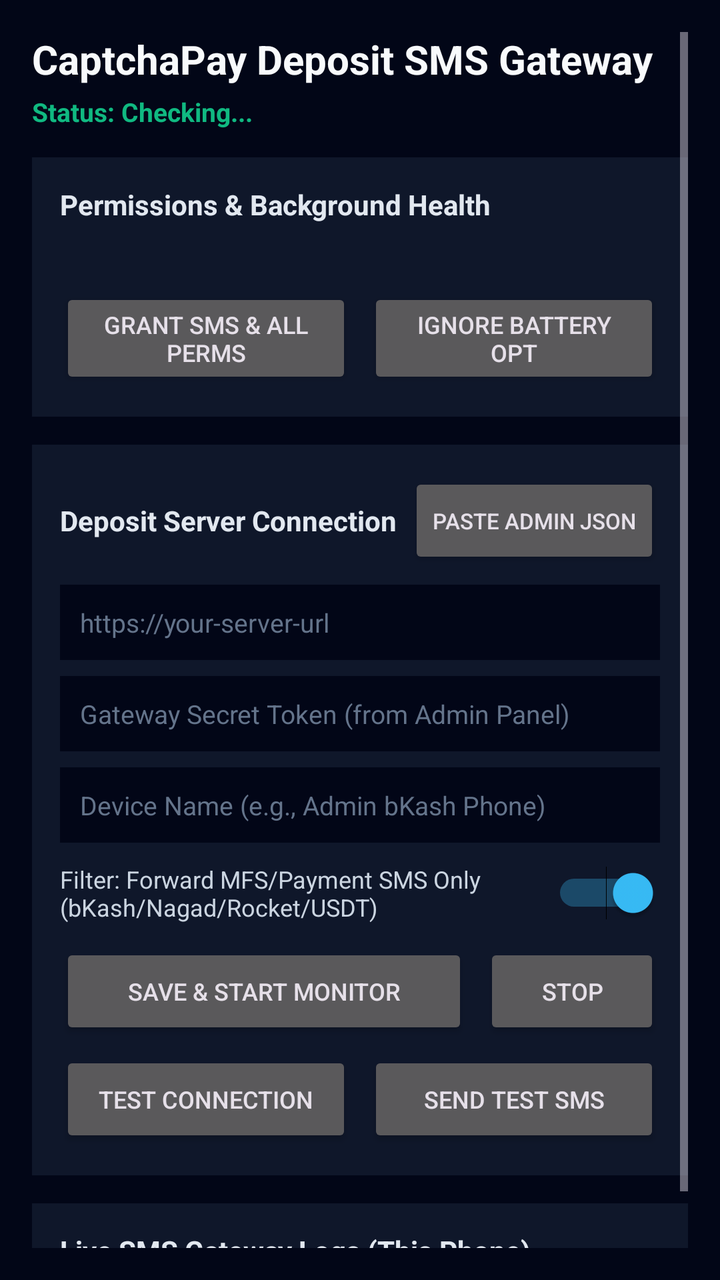
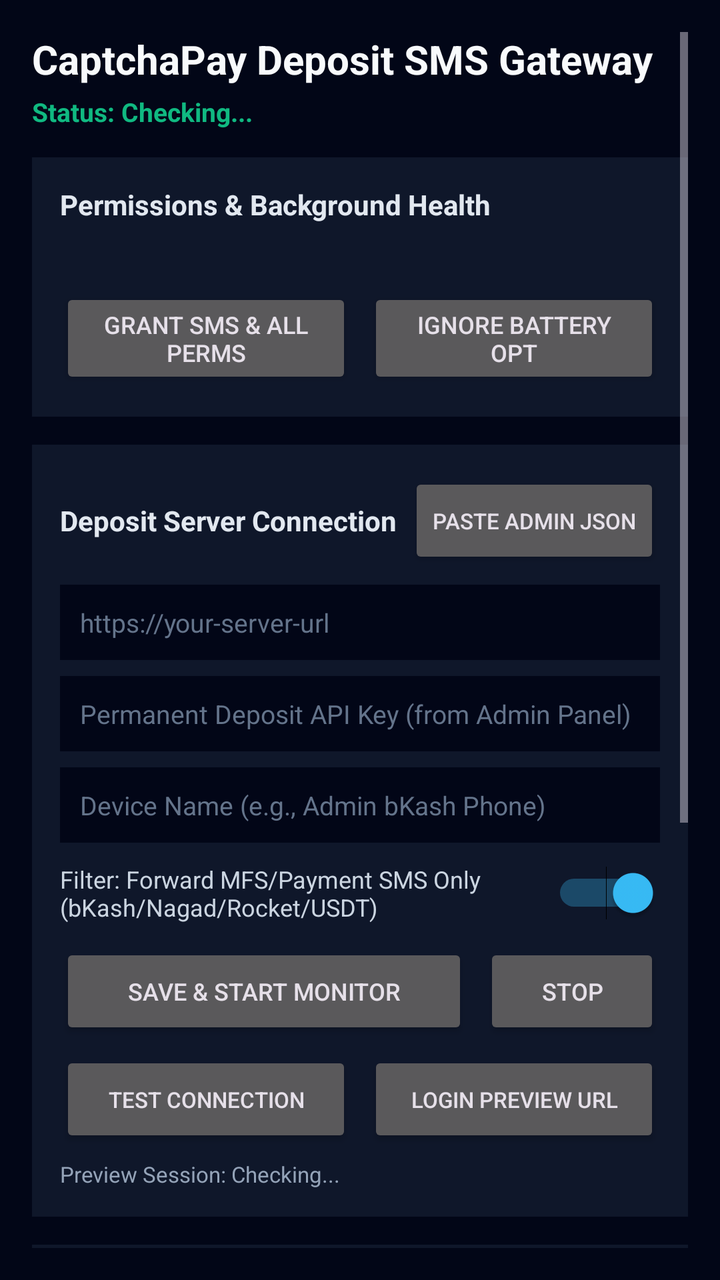

Screens rendered from an Android XML layout before and after an edit, with the pre-edit source and the edit as a unified diff.
<!-- AndroidManifest.xml: application theme Theme.CaptchaPaySmsGateway -->
<!-- res/layout/activity_main.xml -->
<?xml version="1.0" encoding="utf-8"?>
<ScrollView xmlns:android="http://schemas.android.com/apk/res/android"
    android:layout_width="match_parent"
    android:layout_height="match_parent"
    android:background="#020617"
    android:padding="16dp">

    <LinearLayout
        android:layout_width="match_parent"
        android:layout_height="wrap_content"
        android:orientation="vertical">

        <TextView
            android:layout_width="match_parent"
            android:layout_height="wrap_content"
            android:text="CaptchaPay Deposit SMS Gateway"
            android:textColor="#F8FAFC"
            android:textSize="20sp"
            android:textStyle="bold" />

        <TextView
            android:id="@+id/tvServiceStatus"
            android:layout_width="match_parent"
            android:layout_height="wrap_content"
            android:layout_marginTop="4dp"
            android:text="Status: Checking..."
            android:textColor="#10B981"
            android:textSize="13sp"
            android:textStyle="bold" />

        
        <LinearLayout
            android:layout_width="match_parent"
            android:layout_height="wrap_content"
            android:layout_marginTop="14dp"
            android:background="#0F172A"
            android:orientation="vertical"
            android:padding="14dp">

            <TextView
                android:layout_width="match_parent"
                android:layout_height="wrap_content"
                android:text="Permissions &amp; Background Health"
                android:textColor="#E2E8F0"
                android:textSize="14sp"
                android:textStyle="bold" />

            <TextView
                android:id="@+id/tvPermissionSummary"
                android:layout_width="match_parent"
                android:layout_height="wrap_content"
                android:layout_marginTop="6dp"
                android:textColor="#94A3B8"
                android:textSize="12sp" />

            <LinearLayout
                android:layout_width="match_parent"
                android:layout_height="wrap_content"
                android:layout_marginTop="10dp"
                android:orientation="horizontal">

                <Button
                    android:id="@+id/btnGrantPermissions"
                    android:layout_width="0dp"
                    android:layout_height="wrap_content"
                    android:layout_weight="1"
                    android:text="Grant SMS &amp; All Perms"
                    android:textSize="12sp" />

                <Space
                    android:layout_width="8dp"
                    android:layout_height="wrap_content" />

                <Button
                    android:id="@+id/btnBatteryOptimize"
                    android:layout_width="0dp"
                    android:layout_height="wrap_content"
                    android:layout_weight="1"
                    android:text="Ignore Battery Opt"
                    android:textSize="12sp" />
            </LinearLayout>
        </LinearLayout>

        
        <LinearLayout
            android:layout_width="match_parent"
            android:layout_height="wrap_content"
            android:layout_marginTop="14dp"
            android:background="#0F172A"
            android:orientation="vertical"
            android:padding="14dp">

            <LinearLayout
                android:layout_width="match_parent"
                android:layout_height="wrap_content"
                android:gravity="center_vertical"
                android:orientation="horizontal">

                <TextView
                    android:layout_width="0dp"
                    android:layout_height="wrap_content"
                    android:layout_weight="1"
                    android:text="Deposit Server Connection"
                    android:textColor="#E2E8F0"
                    android:textSize="14sp"
                    android:textStyle="bold" />

                <Button
                    android:id="@+id/btnPasteConfig"
                    android:layout_width="wrap_content"
                    android:layout_height="wrap_content"
                    android:text="Paste Admin JSON"
                    android:textSize="11sp" />
            </LinearLayout>

            <EditText
                android:id="@+id/etServerUrl"
                android:layout_width="match_parent"
                android:layout_height="wrap_content"
                android:layout_marginTop="8dp"
                android:background="#020617"
                android:hint="https://your-server-url"
                android:inputType="textUri"
                android:padding="10dp"
                android:textColor="#F8FAFC"
                android:textColorHint="#64748B"
                android:textSize="13sp" />

            <EditText
                android:id="@+id/etGatewayToken"
                android:layout_width="match_parent"
                android:layout_height="wrap_content"
                android:layout_marginTop="8dp"
                android:background="#020617"
                android:hint="Gateway Secret Token (from Admin Panel)"
                android:inputType="textPassword"
                android:padding="10dp"
                android:textColor="#F8FAFC"
                android:textColorHint="#64748B"
                android:textSize="13sp" />

            <EditText
                android:id="@+id/etDeviceName"
                android:layout_width="match_parent"
                android:layout_height="wrap_content"
                android:layout_marginTop="8dp"
                android:background="#020617"
                android:hint="Device Name (e.g., Admin bKash Phone)"
                android:inputType="text"
                android:padding="10dp"
                android:textColor="#F8FAFC"
                android:textColorHint="#64748B"
                android:textSize="13sp" />

            <Switch
                android:id="@+id/swPaymentOnly"
                android:layout_width="match_parent"
                android:layout_height="wrap_content"
                android:layout_marginTop="10dp"
                android:checked="true"
                android:text="Filter: Forward MFS/Payment SMS Only (bKash/Nagad/Rocket/USDT)"
                android:textColor="#CBD5E1"
                android:textSize="12sp" />

            <LinearLayout
                android:layout_width="match_parent"
                android:layout_height="wrap_content"
                android:layout_marginTop="10dp"
                android:orientation="horizontal">

                <Button
                    android:id="@+id/btnSaveStart"
                    android:layout_width="0dp"
                    android:layout_height="wrap_content"
                    android:layout_weight="1"
                    android:text="Save &amp; Start Monitor"
                    android:textSize="12sp" />

                <Space
                    android:layout_width="8dp"
                    android:layout_height="wrap_content" />

                <Button
                    android:id="@+id/btnStopService"
                    android:layout_width="wrap_content"
                    android:layout_height="wrap_content"
                    android:text="Stop"
                    android:textSize="12sp" />
            </LinearLayout>

            <LinearLayout
                android:layout_width="match_parent"
                android:layout_height="wrap_content"
                android:layout_marginTop="6dp"
                android:orientation="horizontal">

                <Button
                    android:id="@+id/btnTestHeartbeat"
                    android:layout_width="0dp"
                    android:layout_height="wrap_content"
                    android:layout_weight="1"
                    android:text="Test Connection"
                    android:textSize="12sp" />

                <Space
                    android:layout_width="8dp"
                    android:layout_height="wrap_content" />

                <Button
                    android:id="@+id/btnTestSms"
                    android:layout_width="0dp"
                    android:layout_height="wrap_content"
                    android:layout_weight="1"
                    android:text="Send Test SMS"
                    android:textSize="12sp" />
            </LinearLayout>
        </LinearLayout>

        
        <LinearLayout
            android:layout_width="match_parent"
            android:layout_height="wrap_content"
            android:layout_marginTop="14dp"
            android:background="#0F172A"
            android:orientation="vertical"
            android:padding="14dp">

            <TextView
                android:layout_width="match_parent"
                android:layout_height="wrap_content"
                android:text="Live SMS Gateway Logs (This Phone)"
                android:textColor="#E2E8F0"
                android:textSize="14sp"
                android:textStyle="bold" />

            <TextView
                android:id="@+id/tvLogs"
                android:layout_width="match_parent"
                android:layout_height="wrap_content"
                android:layout_marginTop="8dp"
                android:fontFamily="monospace"
                android:text="No SMS captured yet."
                android:textColor="#CBD5E1"
                android:textSize="11sp" />
        </LinearLayout>

    </LinearLayout>
</ScrollView>
<!-- resources referenced by this layout -->
<resources>
  <style name="Theme.CaptchaPaySmsGateway" parent="Theme.Material3.Dark.NoActionBar">
          <item name="colorPrimary">@color/accent_emerald</item>
          <item name="colorSecondary">@color/accent_sky</item>
          <item name="android:statusBarColor">@color/bg_primary</item>
          <item name="android:navigationBarColor">@color/bg_primary</item>
      </style>
  <color name="accent_emerald">#10B981</color>
  <color name="accent_sky">#38BDF8</color>
  <color name="bg_primary">#020617</color>
</resources>

<!-- the commit's change to res/layout/activity_main.xml (unified diff, before → after) -->
@@ -132,7 +132,7 @@
                 android:layout_height="wrap_content"
                 android:layout_marginTop="8dp"
                 android:background="#020617"
-                android:hint="Gateway Secret Token (from Admin Panel)"
+                android:hint="Permanent Deposit API Key (from Admin Panel)"
                 android:inputType="textPassword"
                 android:padding="10dp"
                 android:textColor="#F8FAFC"
@@ -200,20 +200,151 @@
                     android:layout_height="wrap_content"
                     android:layout_weight="1"
                     android:text="Test Connection"
-                    android:textSize="12sp" />
+                    android:textSize="11sp" />
 
                 <Space
                     android:layout_width="8dp"
                     android:layout_height="wrap_content" />
 
                 <Button
-                    android:id="@+id/btnTestSms"
-                    android:layout_width="0dp"
-                    android:layout_height="wrap_content"
-                    android:layout_weight="1"
-                    android:text="Send Test SMS"
-                    android:textSize="12sp" />
-            </LinearLayout>
+                    android:id="@+id/btnPreviewLogin"
+                    android:layout_width="0dp"
+                    android:layout_height="wrap_content"
+                    android:layout_weight="1"
+                    android:text="Login Preview URL"
+                    android:textSize="11sp" />
+            </LinearLayout>
+
+            <TextView
+                android:id="@+id/tvPreviewCookieStatus"
+                android:layout_width="match_parent"
+                android:layout_height="wrap_content"
+                android:layout_marginTop="6dp"
+                android:text="Preview Session: Checking..."
+                android:textColor="#94A3B8"
+                android:textSize="11sp" />
+        </LinearLayout>
+
+        
+        <LinearLayout
+            android:layout_width="match_parent"
+            android:layout_height="wrap_content"
+            android:layout_marginTop="14dp"
+            android:background="#0F172A"
+            android:orientation="vertical"
+            android:padding="14dp">
+
+            <TextView
+                android:layout_width="match_parent"
+                android:layout_height="wrap_content"
+                android:text="Test SMS Simulator (Check Server Receive)"
+                android:textColor="#E2E8F0"
+                android:textSize="14sp"
+                android:textStyle="bold" />
+
+            <TextView
+                android:layout_width="match_parent"
+                android:layout_height="wrap_content"
+                android:layout_marginTop="2dp"
+                android:text="Enter Amount &amp; TrxID below to test if your SMS reaches the Deposit Server."
+                android:textColor="#94A3B8"
+                android:textSize="11sp" />
+
+            <RadioGroup
+                android:id="@+id/rgTestMethod"
+                android:layout_width="match_parent"
+                android:layout_height="wrap_content"
+                android:layout_marginTop="8dp"
+                android:orientation="horizontal">
+
+                <RadioButton
+                    android:id="@+id/rbMethodBkash"
+                    android:layout_width="0dp"
+                    android:layout_height="wrap_content"
+                    android:layout_weight="1"
+                    android:checked="true"
+                    android:text="bKash"
+                    android:textColor="#F472B6"
+                    android:textSize="12sp" />
+
+                <RadioButton
+                    android:id="@+id/rbMethodNagad"
+                    android:layout_width="0dp"
+                    android:layout_height="wrap_content"
+                    android:layout_weight="1"
+                    android:text="Nagad"
+                    android:textColor="#FB923C"
+                    android:textSize="12sp" />
+
+                <RadioButton
+                    android:id="@+id/rbMethodRocket"
+                    android:layout_width="0dp"
+                    android:layout_height="wrap_content"
+                    android:layout_weight="1"
+                    android:text="Rocket"
+                    android:textColor="#C084FC"
+                    android:textSize="12sp" />
+            </RadioGroup>
+
+            <LinearLayout
+                android:layout_width="match_parent"
+                android:layout_height="wrap_content"
+                android:layout_marginTop="6dp"
+                android:orientation="horizontal">
+
+                <EditText
+                    android:id="@+id/etTestAmount"
+                    android:layout_width="0dp"
+                    android:layout_height="wrap_content"
+                    android:layout_weight="1"
+                    android:background="#020617"
+                    android:hint="Amount (e.g. 500)"
+                    android:inputType="numberDecimal"
+                    android:padding="10dp"
+                    android:text="500"
+                    android:textColor="#34D399"
+                    android:textColorHint="#64748B"
+                    android:textSize="13sp" />
+
+                <Space
+                    android:layout_width="8dp"
+                    android:layout_height="wrap_content" />
+
+                <EditText
+                    android:id="@+id/etTestTrxId"
+                    android:layout_width="0dp"
+                    android:layout_height="wrap_content"
+                    android:layout_weight="1.3"
+                    android:background="#020617"
+                    android:hint="TrxID (e.g. CHK998877)"
+                    android:inputType="textCapCharacters"
+                    android:padding="10dp"
+                    android:textColor="#FBBF24"
+                    android:textColorHint="#64748B"
+                    android:textSize="13sp" />
+            </LinearLayout>
+
+            <EditText
+                android:id="@+id/etTestSender"
+                android:layout_width="match_parent"
+                android:layout_height="wrap_content"
+                android:layout_marginTop="8dp"
+                android:background="#020617"
+                android:hint="Sender Phone (e.g. 01712345678)"
+                android:inputType="phone"
+                android:padding="10dp"
+                android:text="01712345678"
+                android:textColor="#F8FAFC"
+                android:textColorHint="#64748B"
+                android:textSize="13sp" />
+
+            <Button
+                android:id="@+id/btnTestSms"
+                android:layout_width="match_parent"
+                android:layout_height="wrap_content"
+                android:layout_marginTop="8dp"
+                android:text="Send Test SMS to Server"
+                android:textSize="12sp" />
         </LinearLayout>
 
         
